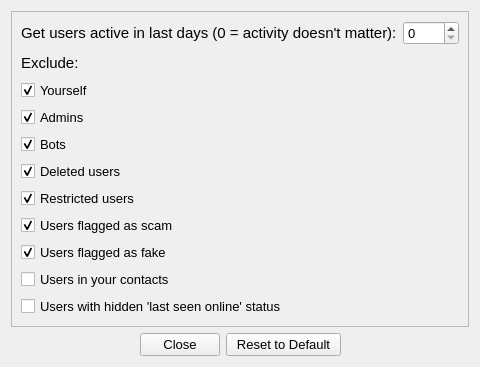
First picture: the form in src/gui/main_window/central_widget/scrape_widget/scrape_settings_widget/ScrapeSettingsWidget.ui, repository ephell/Telescrape, before the edit.
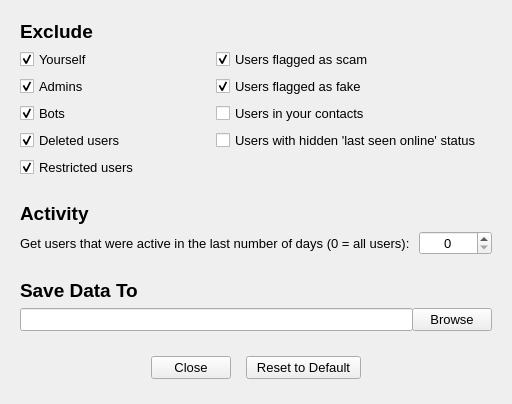
Second picture: the form after the edit.

Commit message: Restyle layout; Add line edit for data dir path, browse button; Add 'category' labels and move related widget into frames

```diff
--- a/src/gui/main_window/central_widget/scrape_widget/scrape_settings_widget/ScrapeSettingsWidget.ui
+++ b/src/gui/main_window/central_widget/scrape_widget/scrape_settings_widget/ScrapeSettingsWidget.ui
@@ -9,67 +9,64 @@
    <rect>
     <x>0</x>
     <y>0</y>
-    <width>474</width>
-    <height>367</height>
+    <width>512</width>
+    <height>404</height>
    </rect>
   </property>
+  <property name="sizePolicy">
+   <sizepolicy hsizetype="Fixed" vsizetype="Fixed">
+    <horstretch>0</horstretch>
+    <verstretch>0</verstretch>
+   </sizepolicy>
+  </property>
+  <property name="minimumSize">
+   <size>
+    <width>512</width>
+    <height>404</height>
+   </size>
+  </property>
   <property name="windowTitle">
    <string>Form</string>
   </property>
-  <layout class="QVBoxLayout" name="verticalLayout_3">
+  <layout class="QVBoxLayout" name="verticalLayout_5">
+   <property name="spacing">
+    <number>6</number>
+   </property>
    <item>
     <widget class="QFrame" name="exclude_frame">
      <property name="frameShape">
-      <enum>QFrame::StyledPanel</enum>
+      <enum>QFrame::NoFrame</enum>
      </property>
      <property name="frameShadow">
       <enum>QFrame::Raised</enum>
      </property>
-     <layout class="QVBoxLayout" name="verticalLayout_2">
-      <item>
        <layout class="QVBoxLayout" name="verticalLayout">
-        <item>
-         <layout class="QHBoxLayout" name="horizontalLayout">
-          <item>
-           <widget class="QLabel" name="last_active_days_label">
-            <property name="font">
-             <font>
-              <pointsize>11</pointsize>
-             </font>
-            </property>
-            <property name="text">
-             <string>Get users active in last days (0 = activity doesn't matter):</string>
-            </property>
-           </widget>
-          </item>
-          <item>
-           <widget class="QSpinBox" name="last_active_days_spin_box">
-            <property name="font">
-             <font>
-              <pointsize>10</pointsize>
-             </font>
-            </property>
-            <property name="maximum">
-             <number>9999</number>
-            </property>
-           </widget>
-          </item>
-         </layout>
-        </item>
+      <property name="spacing">
+       <number>6</number>
+      </property>
         <item>
          <widget class="QLabel" name="exclude_label">
           <property name="font">
            <font>
-            <pointsize>11</pointsize>
+          <pointsize>14</pointsize>
+          <bold>true</bold>
            </font>
           </property>
           <property name="text">
-           <string>Exclude:</string>
+         <string>Exclude</string>
           </property>
          </widget>
         </item>
+      <item>
+       <layout class="QHBoxLayout" name="horizontalLayout_3">
         <item>
          <widget class="QCheckBox" name="yourself_check_box">
+          <property name="maximumSize">
+           <size>
+            <width>190</width>
+            <height>16777215</height>
+           </size>
+          </property>
           <property name="font">
            <font>
             <pointsize>10</pointsize>
@@ -83,66 +80,6 @@
           </property>
          </widget>
         </item>
-        <item>
-         <widget class="QCheckBox" name="admins_check_box">
-          <property name="font">
-           <font>
-            <pointsize>10</pointsize>
-           </font>
-          </property>
-          <property name="text">
-           <string>Admins</string>
-          </property>
-          <property name="checked">
-           <bool>true</bool>
-          </property>
-         </widget>
-        </item>
-        <item>
-         <widget class="QCheckBox" name="bots_check_box">
-          <property name="font">
-           <font>
-            <pointsize>10</pointsize>
-           </font>
-          </property>
-          <property name="text">
-           <string>Bots</string>
-          </property>
-          <property name="checked">
-           <bool>true</bool>
-          </property>
-         </widget>
-        </item>
-        <item>
-         <widget class="QCheckBox" name="deleted_users_check_box">
-          <property name="font">
-           <font>
-            <pointsize>10</pointsize>
-           </font>
-          </property>
-          <property name="text">
-           <string>Deleted users</string>
-          </property>
-          <property name="checked">
-           <bool>true</bool>
-          </property>
-         </widget>
-        </item>
-        <item>
-         <widget class="QCheckBox" name="restricted_users_check_box">
-          <property name="font">
-           <font>
-            <pointsize>10</pointsize>
-           </font>
-          </property>
-          <property name="text">
-           <string>Restricted users</string>
-          </property>
-          <property name="checked">
-           <bool>true</bool>
-          </property>
-         </widget>
-        </item>
         <item>
          <widget class="QCheckBox" name="scam_flagged_users_check_box">
           <property name="font">
@@ -158,6 +95,31 @@
           </property>
          </widget>
         </item>
+       </layout>
+      </item>
+      <item>
+       <layout class="QHBoxLayout" name="horizontalLayout_4">
+        <item>
+         <widget class="QCheckBox" name="admins_check_box">
+          <property name="maximumSize">
+           <size>
+            <width>190</width>
+            <height>16777215</height>
+           </size>
+          </property>
+          <property name="font">
+           <font>
+            <pointsize>10</pointsize>
+           </font>
+          </property>
+          <property name="text">
+           <string>Admins</string>
+          </property>
+          <property name="checked">
+           <bool>true</bool>
+          </property>
+         </widget>
+        </item>
         <item>
          <widget class="QCheckBox" name="fake_flagged_users_check_box">
           <property name="font">
@@ -173,6 +135,31 @@
           </property>
          </widget>
         </item>
+       </layout>
+      </item>
+      <item>
+       <layout class="QHBoxLayout" name="horizontalLayout_5">
+        <item>
+         <widget class="QCheckBox" name="bots_check_box">
+          <property name="maximumSize">
+           <size>
+            <width>190</width>
+            <height>16777215</height>
+           </size>
+          </property>
+          <property name="font">
+           <font>
+            <pointsize>10</pointsize>
+           </font>
+          </property>
+          <property name="text">
+           <string>Bots</string>
+          </property>
+          <property name="checked">
+           <bool>true</bool>
+          </property>
+         </widget>
+        </item>
         <item>
          <widget class="QCheckBox" name="users_in_contacts_check_box">
           <property name="font">
@@ -188,6 +175,31 @@
           </property>
          </widget>
         </item>
+       </layout>
+      </item>
+      <item>
+       <layout class="QHBoxLayout" name="horizontalLayout_6">
+        <item>
+         <widget class="QCheckBox" name="deleted_users_check_box">
+          <property name="maximumSize">
+           <size>
+            <width>190</width>
+            <height>16777215</height>
+           </size>
+          </property>
+          <property name="font">
+           <font>
+            <pointsize>10</pointsize>
+           </font>
+          </property>
+          <property name="text">
+           <string>Deleted users</string>
+          </property>
+          <property name="checked">
+           <bool>true</bool>
+          </property>
+         </widget>
+        </item>
         <item>
          <widget class="QCheckBox" name="users_with_hidden_last_seen_online_check_box">
           <property name="font">
@@ -205,9 +217,192 @@
         </item>
        </layout>
       </item>
-     </layout>
+      <item>
+       <layout class="QHBoxLayout" name="horizontalLayout_7">
+        <item>
+         <widget class="QCheckBox" name="restricted_users_check_box">
+          <property name="maximumSize">
+           <size>
+            <width>190</width>
+            <height>16777215</height>
+           </size>
+          </property>
+          <property name="font">
+           <font>
+            <pointsize>10</pointsize>
+           </font>
+          </property>
+          <property name="text">
+           <string>Restricted users</string>
+          </property>
+          <property name="checked">
+           <bool>true</bool>
+          </property>
+         </widget>
+        </item>
+        <item>
+         <spacer name="horizontalSpacer_3">
+          <property name="orientation">
+           <enum>Qt::Horizontal</enum>
+          </property>
+          <property name="sizeHint" stdset="0">
+           <size>
+            <width>40</width>
+            <height>20</height>
+           </size>
+          </property>
+         </spacer>
+        </item>
+       </layout>
+      </item>
+     </layout>
     </widget>
    </item>
+   <item>
+    <widget class="QFrame" name="activity_frame">
+     <property name="frameShape">
+      <enum>QFrame::NoFrame</enum>
+     </property>
+     <property name="frameShadow">
+      <enum>QFrame::Raised</enum>
+     </property>
+     <layout class="QVBoxLayout" name="verticalLayout_2">
+      <item>
+       <widget class="QLabel" name="activity_label">
+        <property name="font">
+         <font>
+          <pointsize>14</pointsize>
+          <bold>true</bold>
+         </font>
+        </property>
+        <property name="text">
+         <string>Activity</string>
+        </property>
+       </widget>
+      </item>
+      <item>
+       <layout class="QHBoxLayout" name="horizontalLayout">
+        <item>
+         <widget class="QLabel" name="last_active_days_label">
+          <property name="minimumSize">
+           <size>
+            <width>393</width>
+            <height>0</height>
+           </size>
+          </property>
+          <property name="font">
+           <font>
+            <pointsize>10</pointsize>
+           </font>
+          </property>
+          <property name="text">
+           <string>Get users that were active in the last number of days (0 = all users):</string>
+          </property>
+         </widget>
+        </item>
+        <item>
+         <widget class="QSpinBox" name="last_active_days_spin_box">
+          <property name="font">
+           <font>
+            <pointsize>10</pointsize>
+           </font>
+          </property>
+          <property name="alignment">
+           <set>Qt::AlignCenter</set>
+          </property>
+          <property name="maximum">
+           <number>999999</number>
+          </property>
+         </widget>
+        </item>
+       </layout>
+      </item>
+     </layout>
+    </widget>
+   </item>
+   <item>
+    <widget class="QFrame" name="save_data_to_frame">
+     <property name="frameShape">
+      <enum>QFrame::NoFrame</enum>
+     </property>
+     <property name="frameShadow">
+      <enum>QFrame::Raised</enum>
+     </property>
+     <layout class="QVBoxLayout" name="verticalLayout_3">
+      <item>
+       <widget class="QLabel" name="save_data_to_label">
+        <property name="font">
+         <font>
+          <pointsize>14</pointsize>
+          <bold>true</bold>
+         </font>
+        </property>
+        <property name="text">
+         <string>Save Data To</string>
+        </property>
+       </widget>
+      </item>
+      <item>
+       <layout class="QHBoxLayout" name="horizontalLayout_8">
+        <item>
+         <widget class="QLineEdit" name="data_dir_path_line_edit">
+          <property name="minimumSize">
+           <size>
+            <width>393</width>
+            <height>0</height>
+           </size>
+          </property>
+          <property name="font">
+           <font>
+            <pointsize>10</pointsize>
+           </font>
+          </property>
+          <property name="text">
+           <string/>
+          </property>
+         </widget>
+        </item>
+        <item>
+         <widget class="QPushButton" name="browse_button">
+          <property name="font">
+           <font>
+            <pointsize>10</pointsize>
+           </font>
+          </property>
+          <property name="text">
+           <string>Browse</string>
+          </property>
+         </widget>
+        </item>
+       </layout>
+      </item>
+     </layout>
+    </widget>
+   </item>
+   <item>
+    <widget class="QFrame" name="closing_frame">
+     <property name="frameShape">
+      <enum>QFrame::NoFrame</enum>
+     </property>
+     <property name="frameShadow">
+      <enum>QFrame::Raised</enum>
+     </property>
+     <layout class="QVBoxLayout" name="verticalLayout_4">
+      <property name="spacing">
+       <number>0</number>
+      </property>
+      <property name="leftMargin">
+       <number>0</number>
+      </property>
+      <property name="topMargin">
+       <number>0</number>
+      </property>
+      <property name="rightMargin">
+       <number>0</number>
+      </property>
+      <property name="bottomMargin">
+       <number>4</number>
+      </property>
    <item>
     <layout class="QHBoxLayout" name="horizontalLayout_2">
      <item>
@@ -235,6 +430,22 @@
        </property>
       </widget>
      </item>
+        <item>
+         <spacer name="horizontalSpacer_4">
+          <property name="orientation">
+           <enum>Qt::Horizontal</enum>
+          </property>
+          <property name="sizeType">
+           <enum>QSizePolicy::Fixed</enum>
+          </property>
+          <property name="sizeHint" stdset="0">
+           <size>
+            <width>15</width>
+            <height>20</height>
+           </size>
+          </property>
+         </spacer>
+        </item>
      <item>
       <widget class="QPushButton" name="reset_to_default_button">
        <property name="minimumSize">
@@ -267,6 +478,9 @@
       </spacer>
      </item>
     </layout>
+      </item>
+     </layout>
+    </widget>
    </item>
   </layout>
  </widget>
```
Lines whose indentation alone changed are shown as unchanged. The commit also changes 1 other file.
